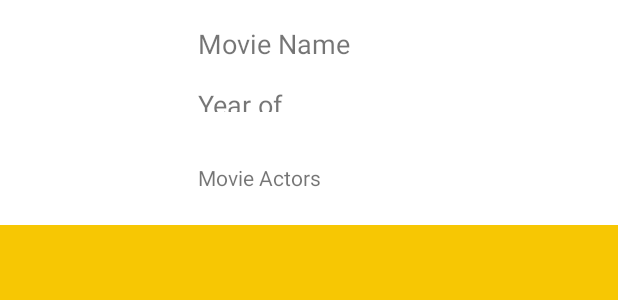
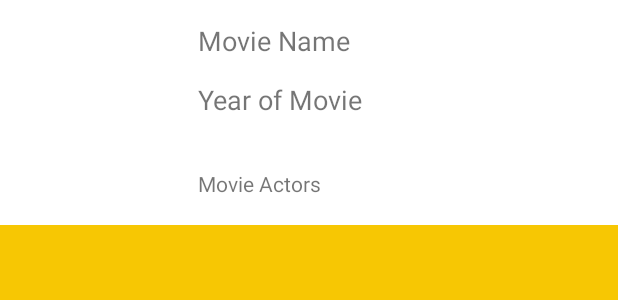
Before and after one commit to blackcuarzo/Android-Bootcamp, an Android app: the layout item_movie.xml on its own in the app's theme, with its tools: preview values and no code run, on a phone screen of 412 x 824 dp. Shown: the top 300 px of the screen. Run offline under Robolectric (Android 15) with nearby library versions, the phone set to English and light mode, and no system bars.

Commit message:
Some formatting updates

```diff
--- a/Week4/IMDbApp/app/src/main/java/com/danielcano/imdbapp/MovieListAdapter.kt
+++ b/Week4/IMDbApp/app/src/main/java/com/danielcano/imdbapp/MovieListAdapter.kt
@@ -38,7 +38,6 @@ class MovieListAdapter(): ListAdapter<Movie,MovieViewHolder>(MovieDiffCallback)
 
     override fun onCreateViewHolder(parent: ViewGroup, viewType: Int): MovieViewHolder {
         val itemView = LayoutInflater.from(parent.context).inflate(R.layout.item_movie,parent,false)
-        Toast.makeText(parent.context, "Holder created", Toast.LENGTH_SHORT).show()
         return MovieViewHolder(itemView)
     }
 
--- a/Week4/IMDbApp/app/src/main/res/layout/activity_search.xml
+++ b/Week4/IMDbApp/app/src/main/res/layout/activity_search.xml
@@ -8,11 +8,6 @@
     android:background="#f5f5f5"
     >
 
-    <Button
-        android:layout_width="match_parent"
-        android:layout_height="wrap_content"
-        android:text="@string/search_hint"
-        />
     <SearchView
         android:layout_width="match_parent"
         android:layout_height="wrap_content"
--- a/Week4/IMDbApp/app/src/main/res/layout/item_movie.xml
+++ b/Week4/IMDbApp/app/src/main/res/layout/item_movie.xml
@@ -33,8 +33,8 @@
 
     <TextView
         android:id="@+id/yearText"
-        android:layout_width="103dp"
-        android:layout_height="17dp"
+        android:layout_width="wrap_content"
+        android:layout_height="wrap_content"
         android:layout_marginStart="@dimen/multiplier_9dp"
         android:layout_marginBottom="@dimen/multiplier_9dp"
         android:text="@string/movie_year_default"
--- a/Week4/IMDbApp/app/src/main/res/values/strings.xml
+++ b/Week4/IMDbApp/app/src/main/res/values/strings.xml
@@ -11,8 +11,8 @@
     <string name="movie1_name">Duna</string>
     <string name="movie2_name">MadMax</string>
     <string name="movie3_name">Batman</string>
-    <string name="movie1_description">Pelicula de ciencia ficcion con implicaciones geopoliticas y ambientales</string>
-    <string name="movie2_description">Carrera en futuro distopico</string>
+    <string name="movie1_description">Película de ciencia ficción con implicaciones geopolíticas y ambientales</string>
+    <string name="movie2_description">Carrera en futuro distópico</string>
     <string name="movie3_description">Super héroe son inteligencia y apariencia de murciélago</string>
     <string name="movie_name_default">Movie Name</string>
     <string name="movie_year_default">Year of Movie</string>
```
